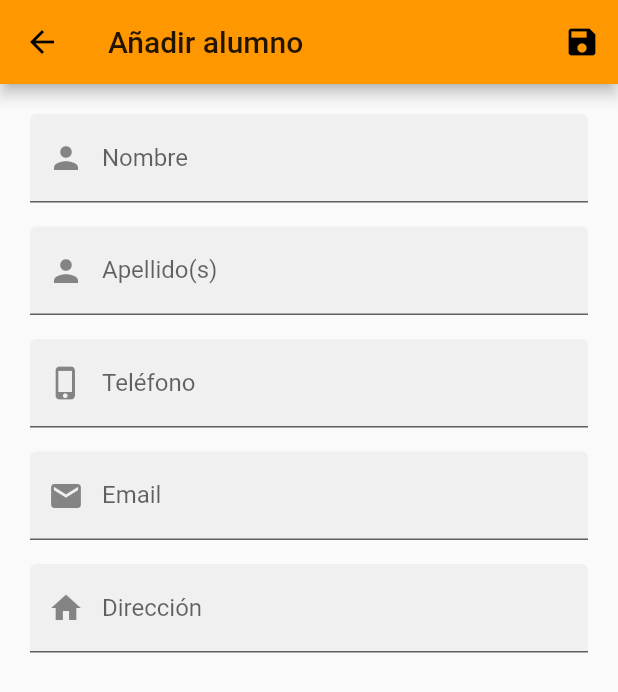
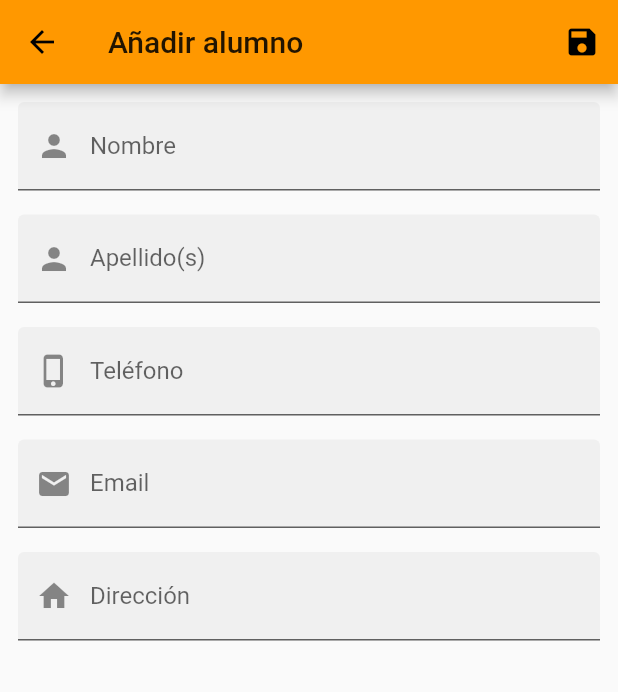
Before and after one commit to ramongarver/UGR-DS, a Flutter app: the screen it shows after launch, after a tap on the "add" icon, on a phone screen of 412 x 824 dp. Shown: the top 692 px of the screen. Run offline on Flutter 3.47's test engine with Material 2 defaults, Android fonts, the phone set to English and light mode, and no system bars; our stand-ins replace after_layout, email_validator, flutter_datetime_picker; network calls fail.

Commit message:
Mejoras de interfaz

```diff
--- a/academic_me/lib/screens/dialog_add_student.dart
+++ b/academic_me/lib/screens/dialog_add_student.dart
@@ -26,20 +26,47 @@ class _DialogAddStudentState extends State<DialogAddStudent> {
           title: Text('Añadir alumno'),
           actions: [
             if (_saving)
-              CircularProgressIndicator()
+              Center(child: CircularProgressIndicator())
             else
-              IconButton(icon: Icon(Icons.save), onPressed: _saveAndExit)
+              IconButton(
+                  icon: Icon(Icons.save),
+                  onPressed: _saveAndExit,
+                  tooltip: "Guardar y salir")
           ],
         ),
-        body: Center(
-            child: Container(
-                padding: EdgeInsets.all(20.0),
-                child: Form(
+        body: ListView(children: [
+          SizedBox(height: 12.0),
+          buildStudentForm(),
+          SizedBox(height: 30.0)
+        ]));
+  }
+
+  void _saveAndExit() {
+    if (_formKey.currentState.validate()) {
+      setState(() => _saving = true);
+      Student.createStudent(_name, _surname, _phone, _email, _address)
+          .then((value) {
+        ScaffoldMessenger.of(context).showSnackBar(
+            SnackBar(content: Text("Estudiante añadido correctamente")));
+        Navigator.of(context).pop(true);
+      }).catchError((e) {
+        setState(() => _saving = false);
+        ScaffoldMessenger.of(context).showSnackBar(
+            SnackBar(content: Text("Error al intentar añadir estudiante")));
+      });
+    }
+  }
+
+  Form buildStudentForm() {
+    return Form(
         key: _formKey,
+        child: Padding(
+          padding: const EdgeInsets.symmetric(horizontal: 12.0),
           child: Column(
             mainAxisAlignment: MainAxisAlignment.start,
             children: [
               TextFormField(
+                initialValue: _name,
                 textCapitalization: TextCapitalization.words,
                 decoration: InputDecoration(
                   filled: true,
@@ -59,6 +86,7 @@ class _DialogAddStudentState extends State<DialogAddStudent> {
               ),
               SizedBox(height: 16.0),
               TextFormField(
+                initialValue: _surname,
                 textCapitalization: TextCapitalization.words,
                 decoration: InputDecoration(
                   filled: true,
@@ -77,6 +105,7 @@ class _DialogAddStudentState extends State<DialogAddStudent> {
               ),
               SizedBox(height: 16.0),
               TextFormField(
+                initialValue: _phone,
                 decoration: InputDecoration(
                   filled: true,
                   prefixIcon: Icon(Icons.phone_iphone),
@@ -84,9 +113,6 @@ class _DialogAddStudentState extends State<DialogAddStudent> {
                   labelText: 'Teléfono',
                 ),
                 keyboardType: TextInputType.phone,
-                          inputFormatters: <TextInputFormatter>[
-                            FilteringTextInputFormatter.digitsOnly
-                          ],
                 onChanged: (value) {
                   setState(() => _phone = value);
                 },
@@ -99,6 +125,7 @@ class _DialogAddStudentState extends State<DialogAddStudent> {
               ),
               SizedBox(height: 16.0),
               TextFormField(
+                initialValue: _email,
                 textCapitalization: TextCapitalization.none,
                 decoration: InputDecoration(
                   filled: true,
@@ -106,16 +133,16 @@ class _DialogAddStudentState extends State<DialogAddStudent> {
                   hintText: 'Email del alumno',
                   labelText: 'Email',
                 ),
+                keyboardType: TextInputType.emailAddress,
                 onChanged: (value) {
                   setState(() => _email = value);
                 },
-                          keyboardType: TextInputType.emailAddress,
-                          validator: (value) => EmailValidator.validate(value)
-                              ? null
-                              : "Email no válido",
+                validator: (value) =>
+                    EmailValidator.validate(value) ? null : "Email no válido",
               ),
               SizedBox(height: 16.0),
               TextFormField(
+                initialValue: _address,
                 textCapitalization: TextCapitalization.sentences,
                 decoration: InputDecoration(
                   filled: true,
@@ -135,22 +162,7 @@ class _DialogAddStudentState extends State<DialogAddStudent> {
                 },
               ),
             ],
-                    )))));
-  }
-
-  void _saveAndExit() {
-    if (_formKey.currentState.validate()) {
-      setState(() => _saving = true);
-      Student.createStudent(_name, _surname, _phone, _email, _address)
-          .then((value) {
-        ScaffoldMessenger.of(context).showSnackBar(
-            SnackBar(content: Text("Estudiante añadido correctamente")));
-        Navigator.of(context).pop(true);
-      }).catchError((e) {
-        setState(() => _saving = false);
-        ScaffoldMessenger.of(context).showSnackBar(
-            SnackBar(content: Text("Error al intentar añadir estudiante")));
-      });
+          ),
+        ));
   }
 }
-}
--- a/academic_me/lib/screens/students_list_view.dart
+++ b/academic_me/lib/screens/students_list_view.dart
@@ -35,7 +35,7 @@ class _StudentsListViewState extends State<StudentsListView> {
                             builder: (BuildContext context) {
                           return StudentDetails(student);
                         })).then((edited) {
-                          if (edited) setState(() {});
+                          if (edited ?? false) setState(() {});
                         });
                       });
                 },
@@ -48,7 +48,7 @@ class _StudentsListViewState extends State<StudentsListView> {
               return ListView(children: divided);
             }
           } else if (snapshot.hasError) return Text('${snapshot.error}');
-          return CircularProgressIndicator();
+          return Center(child: CircularProgressIndicator());
         });
   }
 
@@ -84,7 +84,7 @@ class _StudentsListViewState extends State<StudentsListView> {
         );
       },
     ).then((deleted) {
-      if (deleted) setState(() {});
+      if (deleted ?? false) setState(() {});
     });
   }
 
@@ -93,7 +93,7 @@ class _StudentsListViewState extends State<StudentsListView> {
         .push(MaterialPageRoute<bool>(builder: (BuildContext context) {
       return DialogAddStudent();
     })).then((added) {
-      if (added) setState(() {});
+      if (added ?? false) setState(() {});
     });
   }
 
@@ -104,6 +104,7 @@ class _StudentsListViewState extends State<StudentsListView> {
       floatingActionButton: FloatingActionButton(
         onPressed: () => _pushAddStudent(),
         child: const Icon(Icons.add),
+        tooltip: "Añadir estudiante",
       ),
     );
   }
```
Also changed, not shown: academic_me/lib/screens/dialog_add_exam.dart (+5 -2 lines), academic_me/lib/screens/dialog_add_exam_mark.dart (+17 -11 lines), academic_me/lib/screens/dialog_add_student_mark.dart (+17 -11 lines), academic_me/lib/screens/dialog_add_subject.dart (+5 -2 lines), academic_me/lib/screens/exam_details.dart (+8 -4 lines), academic_me/lib/screens/exams_list_view.dart (+4 -3 lines), academic_me/lib/screens/student_details.dart (+39 -29 lines), academic_me/lib/screens/subjects_list_view.dart (+4 -3 lines). Lines whose indentation alone changed are shown as unchanged.
